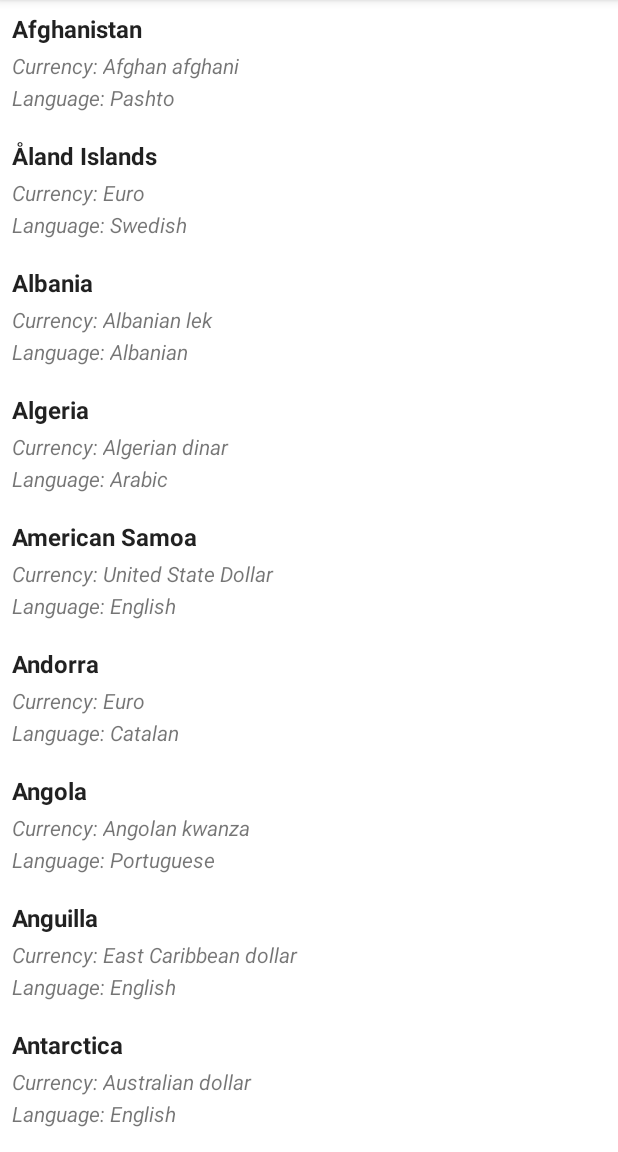
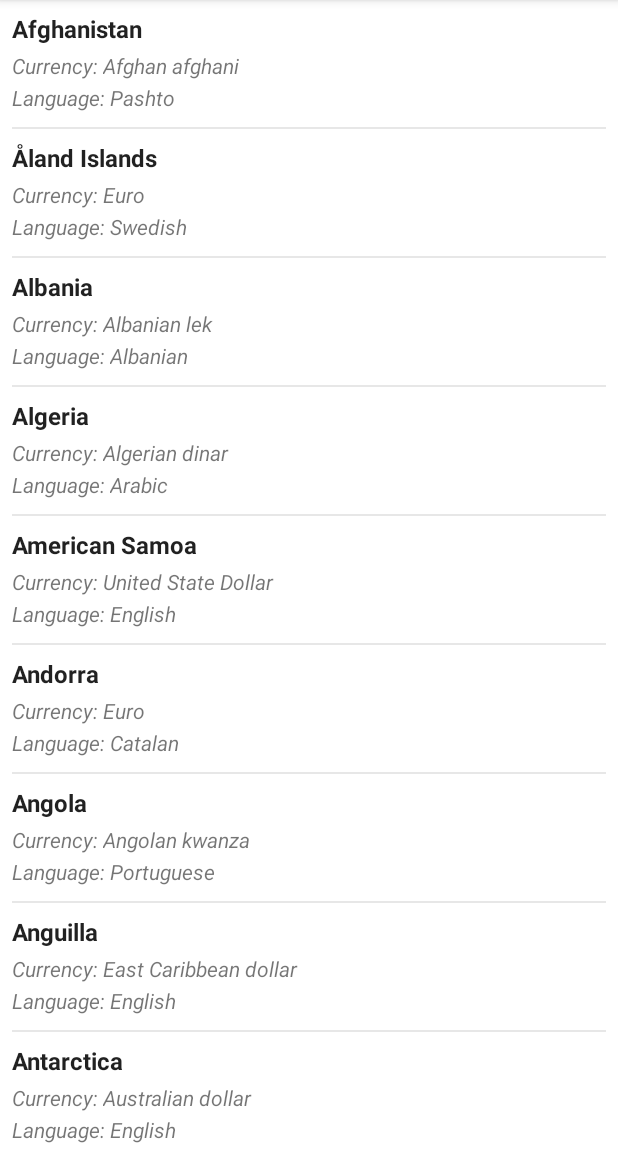
Before and after one commit to luisfernandezbr/recyclerview-swipe-to-delete, an Android app: the screen it shows after launch (MainActivity), on a phone screen of 412 x 824 dp, the part 84-1236 px from its top. Run offline under Robolectric (Android 15) with nearby library versions, the phone set to English and light mode, and no system bars.

```diff
--- a/app/src/main/AndroidManifest.xml
+++ b/app/src/main/AndroidManifest.xml
@@ -1,6 +1,8 @@
 <?xml version="1.0" encoding="utf-8"?>
 <manifest xmlns:android="http://schemas.android.com/apk/res/android"
     package="br.com.luisfernandez.recyclerview.std">
+
+    <uses-permission android:name="android.permission.INTERNET"/>
 
     <application
         android:allowBackup="true"
--- a/app/src/main/java/br/com/luisfernandez/recyclerview/std/service/MockService.java
+++ b/app/src/main/java/br/com/luisfernandez/recyclerview/std/service/MockService.java
@@ -10,10 +10,15 @@ import com.google.gson.reflect.TypeToken;
 
 import org.json.JSONArray;
 import org.json.JSONException;
-import org.json.JSONObject;
 
+import java.io.BufferedInputStream;
+import java.io.BufferedReader;
 import java.io.IOException;
+import java.io.InputStream;
+import java.io.InputStreamReader;
 import java.lang.reflect.Type;
+import java.net.HttpURLConnection;
+import java.net.URL;
 import java.util.ArrayList;
 import java.util.List;
 
@@ -28,38 +33,48 @@ public class MockService
 
     private Context context;
 
-    public MockService(Context context) {
+    public MockService(Context context)
+    {
         this.context = context;
     }
 
-    public void loadStadiumList(final DataCallback<List<Stadium>> dataCallback) {
+    public void loadStadiumList(final DataCallback<List<Stadium>> dataCallback)
+    {
         @SuppressLint("StaticFieldLeak")
-        AsyncTask<Void, Void, List<Stadium>> asyncTask = new AsyncTask<Void, Void, List<Stadium>>() {
+        AsyncTask<Void, Void, List<Stadium>> asyncTask = new AsyncTask<Void, Void, List<Stadium>>()
+        {
             @Override
-            protected List<Stadium> doInBackground(Void... params) {
+            protected List<Stadium> doInBackground(Void... params)
+            {
                 List<Stadium> list = new ArrayList<>();
 
-                try {
+                try
+                {
                     String json = AndroidUtil.getJsonFromRaw(context, R.raw.stadium_list);
                     list = getStadiumListFrom(json);
-                } catch (IOException e) {
+                }
+                catch (IOException e)
+                {
                     Log.e(TAG, "Error loading mock json", e);
                 }
 
                 return list;
             }
 
-            private List<Stadium> getStadiumListFrom(String json) {
+            private List<Stadium> getStadiumListFrom(String json)
+            {
                 Gson gson = new Gson();
 
-                Type type = new TypeToken<List<Stadium>>() {
+                Type type = new TypeToken<List<Stadium>>()
+                {
                 }.getType();
 
                 return gson.fromJson(json, type);
             }
 
             @Override
-            protected void onPostExecute(List<Stadium> stadiumList) {
+            protected void onPostExecute(List<Stadium> stadiumList)
+            {
                 super.onPostExecute(stadiumList);
                 dataCallback.onLoadSuccess(stadiumList);
             }
@@ -68,17 +83,98 @@ public class MockService
         asyncTask.execute();
     }
 
-    public void loadCountryList(final DataCallback<List<Country>> dataCallback) {
+//    public void loadCountryList(final DataCallback<List<Country>> dataCallback)
+//    {
+//        @SuppressLint("StaticFieldLeak")
+//        AsyncTask<Void, Void, List<Country>> asyncTask = new AsyncTask<Void, Void, List<Country>>()
+//        {
+//            @Override
+//            protected List<Country> doInBackground(Void... params)
+//            {
+//                List<Country> list = null;
+//                String result = "";
+//
+//                try
+//                {
+//                    URL url = new URL("https://restcountries.eu/rest/v2/all");
+//                    HttpURLConnection urlConnection = (HttpURLConnection) url.openConnection();
+//                    try
+//                    {
+//                        InputStream in = new BufferedInputStream(urlConnection.getInputStream());
+//                        if (in != null)
+//                        {
+//                            BufferedReader bufferedReader = new BufferedReader(new InputStreamReader(in));
+//                            String line = "";
+//
+//                            while ((line = bufferedReader.readLine()) != null)
+//                            {
+//                                result += line;
+//                            }
+//                        }
+//                        in.close();
+//                    }
+//                    finally
+//                    {
+//                        urlConnection.disconnect();
+//                    }
+//
+//                    String json = result;
+//                    list = getStadiumListFrom(json);
+//                }
+//                catch (IOException e)
+//                {
+//                    Log.e(TAG, "Error loading mock json", e);
+//                }
+//                catch (JSONException e)
+//                {
+//                    e.printStackTrace();
+//                }
+//
+//                return list;
+//            }
+//
+//            private List<Country> getStadiumListFrom(String json) throws JSONException
+//            {
+//                List<Country> list = new ArrayList<>();
+//                JSONArray jsonArray = new JSONArray(json);
+//
+//                for (int i = 0; i < jsonArray.length(); i++)
+//                {
+//                    list.add(new Country(jsonArray.optJSONObject(i)));
+//                }
+//
+//                return list;
+//            }
+//
+//            @Override
+//            protected void onPostExecute(List<Country> stadiumList)
+//            {
+//                super.onPostExecute(stadiumList);
+//                dataCallback.onLoadSuccess(stadiumList);
+//            }
+//        };
+//
+//        asyncTask.execute();
+//    }
+
+    public void loadCountryList(final DataCallback<List<Country>> dataCallback)
+    {
         @SuppressLint("StaticFieldLeak")
-        AsyncTask<Void, Void, List<Country>> asyncTask = new AsyncTask<Void, Void, List<Country>>() {
+        AsyncTask<Void, Void, List<Country>> asyncTask = new AsyncTask<Void, Void, List<Country>>()
+        {
             @Override
-            protected List<Country> doInBackground(Void... params) {
+            protected List<Country> doInBackground(Void... params)
+            {
                 List<Country> list = null;
+                String result = "";
 
-                try {
+                try
+                {
                     String json = AndroidUtil.getJsonFromRaw(context, R.raw.country_list);
                     list = getStadiumListFrom(json);
-                } catch (IOException e) {
+                }
+                catch (IOException e)
+                {
                     Log.e(TAG, "Error loading mock json", e);
                 }
                 catch (JSONException e)
@@ -103,7 +199,8 @@ public class MockService
             }
 
             @Override
-            protected void onPostExecute(List<Country> stadiumList) {
+            protected void onPostExecute(List<Country> stadiumList)
+            {
                 super.onPostExecute(stadiumList);
                 dataCallback.onLoadSuccess(stadiumList);
             }
@@ -112,7 +209,8 @@ public class MockService
         asyncTask.execute();
     }
 
-    public interface DataCallback<TYPE> {
+    public interface DataCallback<TYPE>
+    {
         void onLoadSuccess(TYPE data);
     }
 }
--- a/app/src/main/res/layout/item_country_list.xml
+++ b/app/src/main/res/layout/item_country_list.xml
@@ -4,7 +4,7 @@
                 android:layout_width="match_parent"
                 android:layout_height="wrap_content"
                 android:background="#FFF"
-                android:paddingBottom="@dimen/activity_vertical_margin"
+
                 android:paddingLeft="@dimen/activity_horizontal_margin"
                 android:paddingRight="@dimen/activity_horizontal_margin"
                 android:paddingTop="@dimen/activity_vertical_margin">
@@ -73,6 +73,13 @@
 
         </LinearLayout>
 
+        <View
+            android:layout_marginTop="@dimen/activity_vertical_margin"
+            android:layout_width="match_parent"
+            android:layout_height="2px"
+            android:background="#E7E7E7"
+            />
+
     </LinearLayout>
 
 </RelativeLayout>
```
